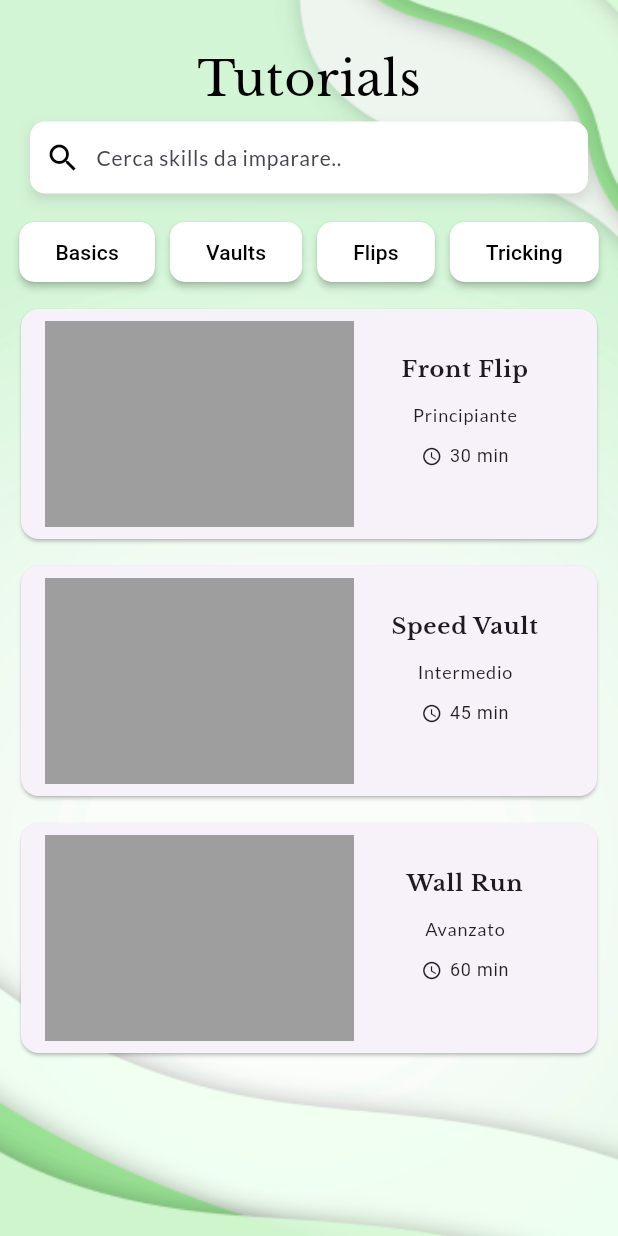
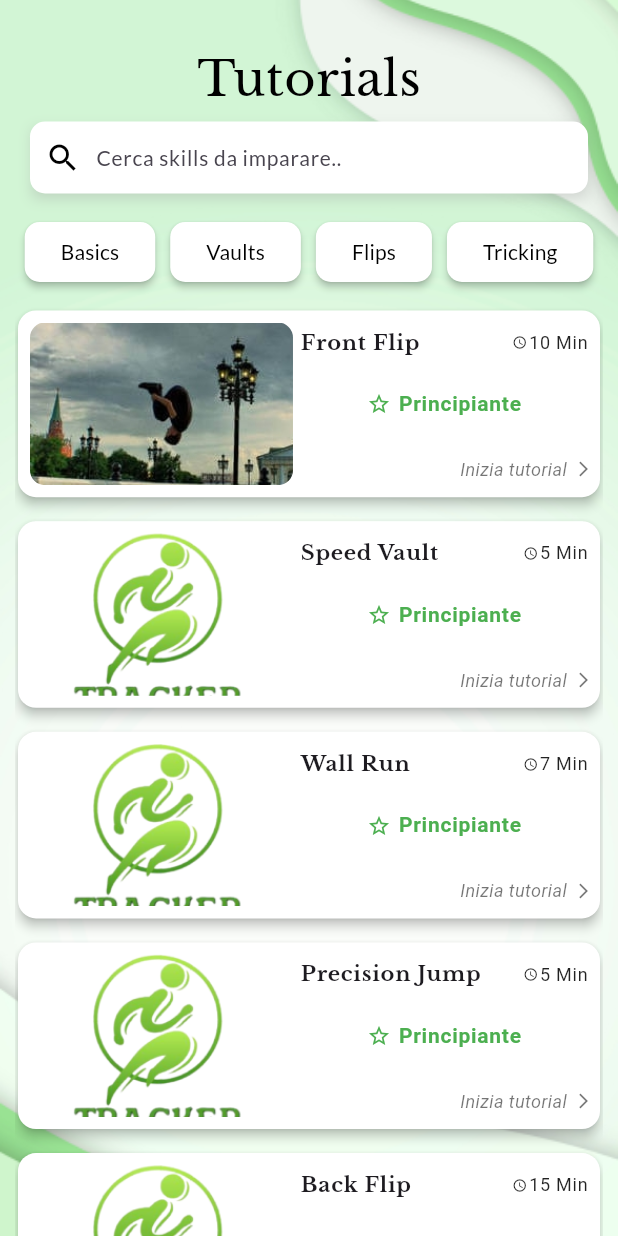
Before and after one commit to morenoboasso/My-Parkour-Tracker, a Flutter app: the screen it shows after launch, on a phone screen of 412 x 824 dp. Run offline on Flutter 3.47's test engine with Material 3 defaults, Android fonts, the light colour scheme and no system bars; drawn by our look-alikes of auto_size_text; our stand-ins replace get, google_fonts.

Commit message:
Add searchbar functionality + minor changes

```diff
--- a/lib/data/tutorials.dart
+++ b/lib/data/tutorials.dart
@@ -1,20 +1,53 @@
 class ParkourTutorial {
-  final String id;
   final String title;
   final String category;
   final String livello;
   final int durata;
-
+  final String image;
   ParkourTutorial({
-    required this.id,
     required this.title,
     required this.category,
     required this.livello,
     required this.durata,
+    required this.image,
   });
 }
+
 final List<ParkourTutorial> tutorials = [
-  ParkourTutorial(id: '1', title: 'Front Flip', category: 'Flips', livello: 'Principiante', durata: 30),
-  ParkourTutorial(id: '2', title: 'Speed Vault', category: 'Vaults', livello: 'Intermedio', durata: 45),
-  ParkourTutorial(id: '3', title: 'Wall Run', category: 'Basics', livello: 'Avanzato', durata: 60),
+  ParkourTutorial(
+      title: 'Front Flip',
+      category: 'Flips',
+      livello: 'Principiante',
+      durata: 10,
+      image: 'assets/frontflip.jpeg'),
+  ParkourTutorial(
+      title: 'Speed Vault',
+      category: 'Vaults',
+      livello: 'Principiante',
+      durata: 5,
+      image: 'assets/logo.png'),
+  ParkourTutorial(
+      title: 'Wall Run',
+      category: 'Basics',
+      livello: 'Principiante',
+      durata: 7,
+      image: 'assets/logo.png'),
+  ParkourTutorial(
+      title: 'Precision Jump',
+      category: 'Basics',
+      livello: 'Principiante',
+      durata: 5,
+      image: 'assets/logo.png'),
+  ParkourTutorial(
+      title: 'Back Flip',
+      category: 'Flips',
+      livello: 'Intermedio',
+      durata: 15,
+      image: 'assets/logo.png'),
+  ParkourTutorial(
+      title: 'Cork',
+      category: 'Tricking',
+      livello: 'Avanzato',
+      durata: 30,
+      image: 'assets/logo.png'),
 ];
--- a/lib/pages/tutorial/tutorial_home.dart
+++ b/lib/pages/tutorial/tutorial_home.dart
@@ -1,5 +1,7 @@
+import 'package:auto_size_text/auto_size_text.dart';
 import 'package:flutter/foundation.dart';
 import 'package:flutter/material.dart';
+import 'package:google_fonts/google_fonts.dart';
 import 'package:myparkourtracker/styles/text_style.dart';
 import '../../data/tutorials.dart';
 import '../../styles/assets_manager.dart';
@@ -16,9 +18,11 @@ class _TutorialHomeState extends State<TutorialHome> {
   int _selectedIndex = -1;
   final List<String> _filters = ['Basics', 'Vaults', 'Flips', 'Tricking'];
   late List<ParkourTutorial> filteredTutorials; // Dichiarare la lista filtrata
-
+  TextEditingController searchController =
+      TextEditingController(); // search bar controller
 
   void _selectFilter(int index) {
+    //metodo filter buttons
     setState(() {
       if (_selectedIndex == index) {
         _selectedIndex = -1; // Deseleziona il filtro se già selezionato
@@ -27,15 +31,32 @@ class _TutorialHomeState extends State<TutorialHome> {
         _selectedIndex = index; // Seleziona il filtro
         final String selectedCategory = _filters[index];
         // Applicare il filtro in base alla categoria selezionata
-        filteredTutorials = tutorials.where((tutorial) => tutorial.category == selectedCategory).toList();
+        filteredTutorials = tutorials
+            .where((tutorial) => tutorial.category == selectedCategory)
+            .toList();
       }
+    });
+  }
+
+  void _searchTutorial(String searchText) {
+    //controllo ricerca
+    setState(() {
+      filteredTutorials = tutorials.where((tutorial) {
+        final String level = tutorial.livello.toLowerCase();
+        final String title = tutorial.title.toLowerCase();
+        final String search = searchText.toLowerCase();
+
+        // Controlla se il titolo o il livello corrispondono al testo di ricerca
+        return title.contains(search) || level.contains(search);
+      }).toList();
     });
   }
 
   @override
   void initState() {
     super.initState();
-    filteredTutorials = tutorials; // Inizializzare la lista filtrata con tutte le cards
+    filteredTutorials =
+        tutorials; // Inizializzare la lista filtrata con tutte le cards
   }
 
   @override
@@ -61,7 +82,7 @@ class _TutorialHomeState extends State<TutorialHome> {
               Padding(
                 padding: const EdgeInsets.only(top: kIsWeb ? 10 : 30),
                 child: Center(
-                  child: Text(
+                  child: AutoSizeText(
                     'Tutorials',
                     style: TextHD.appbarTitle,
                   ),
@@ -95,6 +116,8 @@ class _TutorialHomeState extends State<TutorialHome> {
                         const SizedBox(width: 10),
                         Expanded(
                           child: TextField(
+                            controller: searchController,
+                            onChanged: _searchTutorial,
                             cursorOpacityAnimates: true,
                             cursorColor: Colors.black,
                             keyboardType: TextInputType.text,
@@ -123,31 +146,32 @@ class _TutorialHomeState extends State<TutorialHome> {
                         .entries
                         .map(
                           (entry) => FilterButton(
-                        text: entry.value,
-                        isSelected: entry.key == _selectedIndex,
-                        onPressed: () => _selectFilter(entry.key),
-                      ),
-                    )
+                            text: entry.value,
+                            isSelected: entry.key == _selectedIndex,
+                            onPressed: () => _selectFilter(entry.key),
+                          ),
+                        )
                         .toList(),
                   ),
                 ),
               ),
               const SizedBox(height: 5),
-
               Expanded(
                 child: Padding(
-                  padding: const EdgeInsets.symmetric(horizontal: 10), // Aggiunto padding qui
-                  child: ListView.builder(
-                    scrollDirection: Axis.vertical,
+                  padding: const EdgeInsets.symmetric(horizontal: 10),
+                  child: ListView.separated(
+                    padding: const EdgeInsets.symmetric(vertical: 10),
                     itemCount: filteredTutorials.length,
+                    separatorBuilder: (BuildContext context, int index) =>
+                        const SizedBox(height: 16),
                     itemBuilder: (BuildContext context, int index) {
                       final ParkourTutorial tutorial = filteredTutorials[index];
                       return ParkourTutorialCard(
-                        id: tutorial.id,
                         title: tutorial.title,
                         category: tutorial.category,
-                        livello:tutorial.livello ,
+                        livello: tutorial.livello,
                         durata: tutorial.durata,
+                        image: tutorial.image,
                       );
                     },
                   ),
@@ -188,9 +212,11 @@ class FilterButton extends StatelessWidget {
             borderRadius: BorderRadius.circular(10),
           ),
         ),
-        child: Text(
+        child: AutoSizeText(
           text,
+          maxLines: 1,
           style: TextStyle(
+            fontFamily: GoogleFonts.lato().fontFamily,
             color: isSelected ? Colors.white : Colors.black,
           ),
         ),
--- a/lib/styles/text_style.dart
+++ b/lib/styles/text_style.dart
@@ -11,13 +11,13 @@ class TextHD {
   );
   static TextStyle cardTitle = GoogleFonts.libreBaskerville(
     fontWeight: FontWeight.bold,
-    fontSize: 16,
+    fontSize: 18,
   );
   static TextStyle cardLivello = GoogleFonts.lato(
-    fontSize: 12,
     color: Colors.black87,
+    fontWeight: FontWeight.bold
   );
-  static TextStyle cardDurata = GoogleFonts.lato(
+  static TextStyle cardDurata = const TextStyle(
     fontSize: 12,
     color: Colors.black87,
   );
--- a/lib/widgets/parkour_tutorial_card.dart
+++ b/lib/widgets/parkour_tutorial_card.dart
@@ -1,90 +1,129 @@
+import 'dart:ui';
+
 import 'package:flutter/material.dart';
 import 'package:auto_size_text/auto_size_text.dart';
 import 'package:myparkourtracker/styles/text_style.dart';
 
 class ParkourTutorialCard extends StatelessWidget {
-  final String id;
   final String title;
   final String category;
   final String livello;
   final int durata;
+  final String image;
 
   const ParkourTutorialCard({
     super.key,
-    required this.id,
     required this.title,
     required this.category,
     required this.livello,
     required this.durata,
+    required this.image,
   });
 
   @override
   Widget build(BuildContext context) {
-    return Padding(
-      padding: const EdgeInsets.symmetric(vertical: 5.0),
-      child: Card(
-        child: ListTile(
+    Color textColor;
+    IconData levelIcon;
+    switch (livello) {
+      case 'Principiante':
+        textColor = Colors.green;
+        levelIcon = Icons.star_border; // Icona per livello Principiante
+        break;
+      case 'Intermedio':
+        textColor = Colors.orange;
+        levelIcon = Icons.star_half; // Icona per livello Intermedio
+        break;
+      default:
+        textColor = Colors.red;
+        levelIcon = Icons.star; // Icona per livello Avanzato
+    }
+
+    return Card(
+      elevation: 3,
+      color: Colors.white,
+      surfaceTintColor: Colors.white70,
+      margin: const EdgeInsets.symmetric(horizontal: 2),
+      child: Stack(
+        children: [
+          ListTile(
+            contentPadding: const EdgeInsets.only(left: 8, right: 8),
             title: Row(
               crossAxisAlignment: CrossAxisAlignment.start,
               children: [
                 // Container per l'immagine del movimento
-              Container(
-                width: MediaQuery.of(context).size.width / 2,
-                height: MediaQuery.of(context).size.height / 6,
-                color: Colors.grey,
-                // Inserisci l'immagine qui
+                ClipRRect(
+                  borderRadius: BorderRadius.circular(10), // Imposta il bordo arrotondato
+                  child: Image.asset(
+                    image,
+                    width: MediaQuery.of(context).size.width / 2.35,
+                    height: MediaQuery.of(context).size.height / 7.6,
+                    fit: BoxFit.cover,
                   ),
-              const SizedBox(width: 10),
+                ),
+
+                const SizedBox(width: 5),
                 // Container per le informazioni
                 Expanded(
                   child: Padding(
-                  padding: const EdgeInsets.only(top: 20,bottom: 10),
+                    padding: const EdgeInsets.only(top: 3),
                     child: Column(
                       crossAxisAlignment: CrossAxisAlignment.start,
-                    mainAxisAlignment: MainAxisAlignment.center,
                       children: [
-                      // Titolo
-                      Center(
+                        // Titolo e durata sulla stessa riga
+                        Row(
+                          crossAxisAlignment: CrossAxisAlignment.center,
+                          children: [
+                            Expanded(
                               child: AutoSizeText(
                                 title,
                                 maxLines: 1,
-                          maxFontSize: 15,
-                          minFontSize: 12,
-                          textAlign: TextAlign.center,
-                          style: TextHD.cardTitle
+                                maxFontSize: 14,
+                                minFontSize: 10,
+                                textAlign: TextAlign.left,
+                                style: TextHD.cardTitle,
                               ),
                             ),
-                      const SizedBox(height: 10),
-                      // Livello
-                      Center(
-                        child: AutoSizeText(
-                          livello,
+                            const SizedBox(width: 10),
+                            Row(
+                              children: [
+                                const Icon(
+                                  Icons.access_time,
+                                  size: 10,
+                                  color: Colors.black87,
+                                ),
+                                const SizedBox(width: 1),
+                                AutoSizeText('$durata Min',
                                     maxLines: 1,
-                            maxFontSize: 13,
+                                    maxFontSize: 14,
                                     minFontSize: 10,
-                          style: TextHD.cardLivello
+                                    textAlign: TextAlign.right,
+                                    style: TextHD.cardDurata),
+                              ],
                             ),
+                          ],
                         ),
-                      const SizedBox(height: 10),
-                      // Durata del tutorial
+                        const SizedBox(height: 20),
+                        // Livello con icona
                         Center(
                           child: Row(
                             mainAxisAlignment: MainAxisAlignment.center,
                             children: [
-                            const Icon(
-                              Icons.access_time,
-                              size: 14,
-                              color: Colors.black87,
+                              // Icona del livello
+                              Icon(
+                                levelIcon,
+                                color: textColor,
+                                size: 16,
                               ),
                               const SizedBox(width: 5),
+                              // Testo del livello
                               AutoSizeText(
-                              '$durata min',
+                                livello,
                                 maxLines: 1,
-                              maxFontSize: 13,
-                              minFontSize: 10,
-                              style: const TextStyle(
-                                fontSize: 12,
-                                color: Colors.black87,
+                                maxFontSize: 14,
+                                minFontSize: 12,
+                                style: TextStyle(
+                                  fontWeight: FontWeight.bold,
+                                  color: textColor,
                                 ),
                               ),
                             ],
@@ -100,6 +139,29 @@ class ParkourTutorialCard extends StatelessWidget {
               // Azioni da eseguire quando si tocca la card
             },
           ),
+          const SizedBox(width: 10),
+          const Positioned(
+            bottom: 10,
+            right: 5,
+            child: Row(
+              children: [
+                Text(
+                  'Inizia tutorial',
+                  style: TextStyle(
+                      fontSize: 12,
+                      color: Colors.black54,
+                      fontStyle: FontStyle.italic),
+                ),
+                SizedBox(width: 5),
+                Icon(
+                  Icons.arrow_forward_ios,
+                  size: 12,
+                  color: Colors.black54,
+                ),
+              ],
+            ),
+          ),
+        ],
       ),
     );
   }
```
Also changed, not shown: assets/frontflip.jpeg (added). Lines whose indentation alone changed are shown as unchanged.
